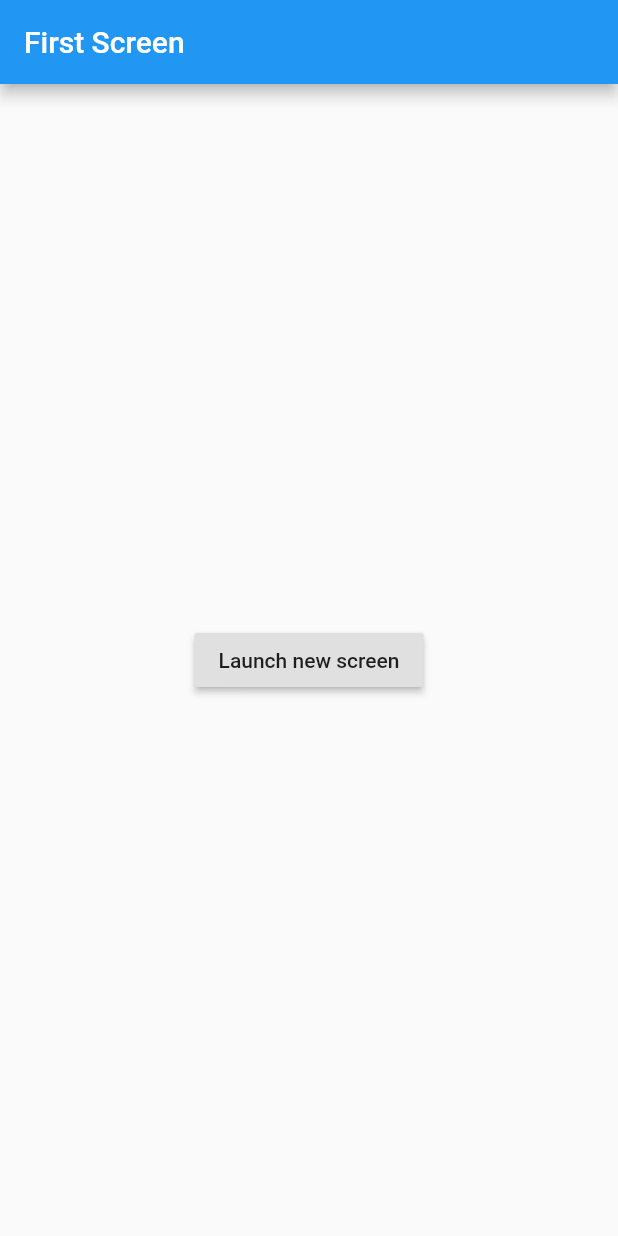
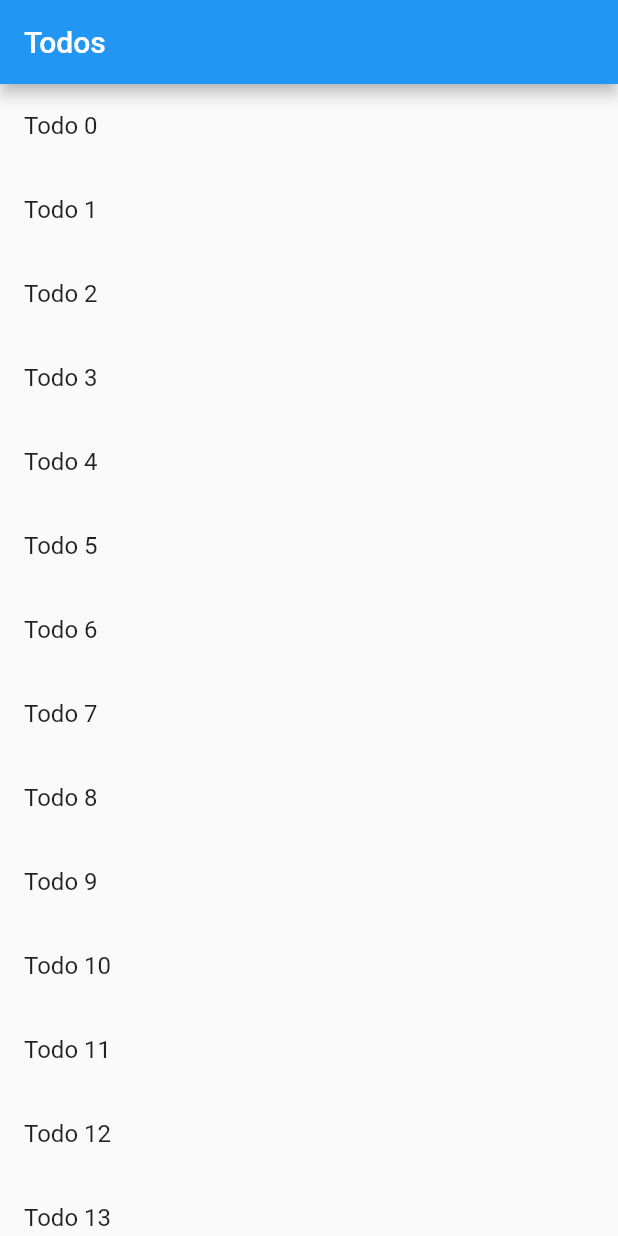
Before and after one commit to real-jacket/flutter-demo, a Flutter app: the screen it shows after launch, on a phone screen of 412 x 824 dp. Run offline on Flutter 3.47's test engine with Material 2 defaults, Android fonts, the phone set to English and light mode, and no system bars; our stand-ins replace percent_indicator.

Commit message:
页面间传值

```diff
--- a/lib/main.dart
+++ b/lib/main.dart
@@ -1,48 +1,79 @@
+import 'package:flutter/foundation.dart';
 import 'package:flutter/material.dart';
+
+class Todo {
+  final String title;
+  final String description;
+
+  Todo(this.title, this.description);
+}
 
 void main() {
   runApp(new MaterialApp(
-    title: 'Navigation Basics',
-    home: new FirstScreen(),
+    title: 'Passing Data',
+    home: new TodosScreen(
+      todos: new List.generate(
+        20,
+        (i) => new Todo(
+              'Todo $i',
+              'A description of what needs to be done for Todo $i',
+            ),
+      ),
+    ),
   ));
 }
 
-class FirstScreen extends StatelessWidget {
+class TodosScreen extends StatelessWidget {
+  final List<Todo> todos;
+
+  TodosScreen({Key key, @required this.todos}) : super(key: key);
+
   @override
   Widget build(BuildContext context) {
     return new Scaffold(
       appBar: new AppBar(
-        title: new Text('First Screen'),
+        title: new Text('Todos'),
       ),
-      body: new Center(
-        child: new RaisedButton(
-          child: new Text('Launch new screen'),
-          onPressed: () {
-            Navigator.push(
-              context,
-              new MaterialPageRoute(builder: (context) => new SecondScreen()),
-            );
-          },
-        ),
+      body: new ListView.builder(
+        itemCount: todos.length,
+        itemBuilder: (context, index) {
+          return new ListTile(
+            title: new Text(todos[index].title),
+            // When a user taps on the ListTile, navigate to the DetailScreen.
+            // Notice that we're not only creating a new DetailScreen, we're
+            // also passing the current todo through to it!
+            onTap: () {
+              Navigator.push(
+                context,
+                new MaterialPageRoute(
+                  builder: (context) => new DetailScreen(todo: todos[index]),
+                ),
+              );
+            },
+          );
+        },
       ),
     );
   }
 }
 
-class SecondScreen extends StatelessWidget {
+class DetailScreen extends StatelessWidget {
+  // Declare a field that holds the Todo
+  final Todo todo;
+
+  // In the constructor, require a Todo
+  DetailScreen({Key key, @required this.todo}) : super(key: key);
+
   @override
   Widget build(BuildContext context) {
+    // Use the Todo to create our UI
     return new Scaffold(
       appBar: new AppBar(
-        title: new Text("Second Screen"),
+        title: new Text("${todo.title}"),
       ),
-      body: new Center(
-        child: new RaisedButton(
-          onPressed: () {
-            Navigator.pop(context);
-          },
-          child: new Text('Go back!'),
-        ),
+      body: new Padding(
+        padding: new EdgeInsets.all(16.0),
+        child: new Text('${todo.description}'),
       ),
     );
   }
```
